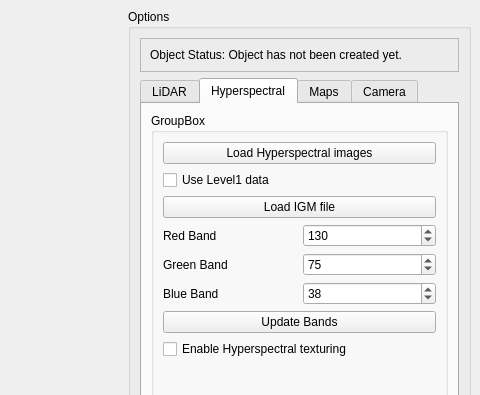
The window that ui/MainWindow.ui (Art-n-MathS/DASOS) describes before a commit, drawn with Qt 5; both pictures show x 544 to 1024 and y 0 to 395 of the 1024 by 891 pixel window.
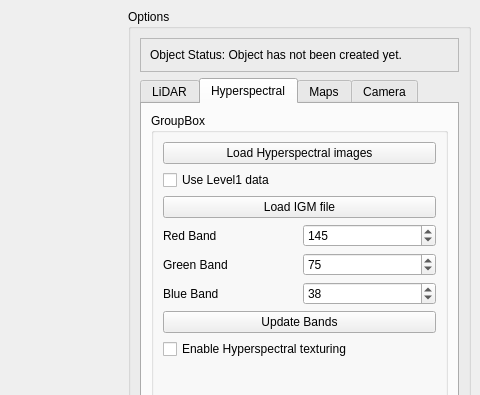
The same window after the commit.

What changed in the file:
```diff
--- a/ui/MainWindow.ui
+++ b/ui/MainWindow.ui
@@ -373,7 +373,7 @@
                  <number>252</number>
                 </property>
                 <property name="value">
-                 <number>130</number>
+                 <number>145</number>
                 </property>
                </widget>
               </item>
```
Left out of the diff: 2 changed lines with no effect on the pictures.
